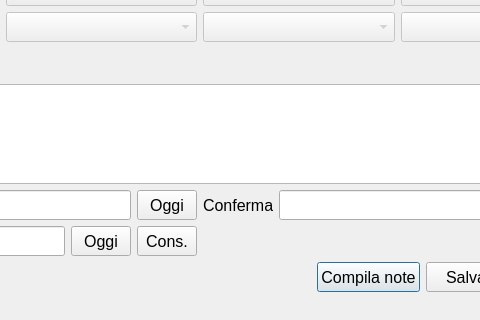
LuigiCaradonna/funeraria, file Tomb.ui: the form before one commit; both pictures show x 597 to 1077 and y 370 to 690 of the 1200 by 690 pixel window.
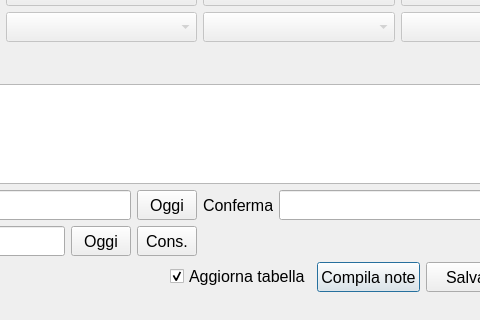
The form after the commit.

Commit message: Added a checkbox to the tomb ui to decide whether to reload the table or not

Patch:
```diff
--- a/Tomb.ui
+++ b/Tomb.ui
@@ -2255,6 +2255,16 @@
          </property>
         </spacer>
        </item>
+       <item>
+        <widget class="QCheckBox" name="cbReload">
+         <property name="text">
+          <string>Aggiorna tabella</string>
+         </property>
+         <property name="checked">
+          <bool>true</bool>
+         </property>
+        </widget>
+       </item>
        <item>
         <widget class="QPushButton" name="btnCompNotes">
          <property name="minimumSize">
```
Left out of the diff: 5 changed lines with no effect on the pictures. The commit also changes 3 other files.
